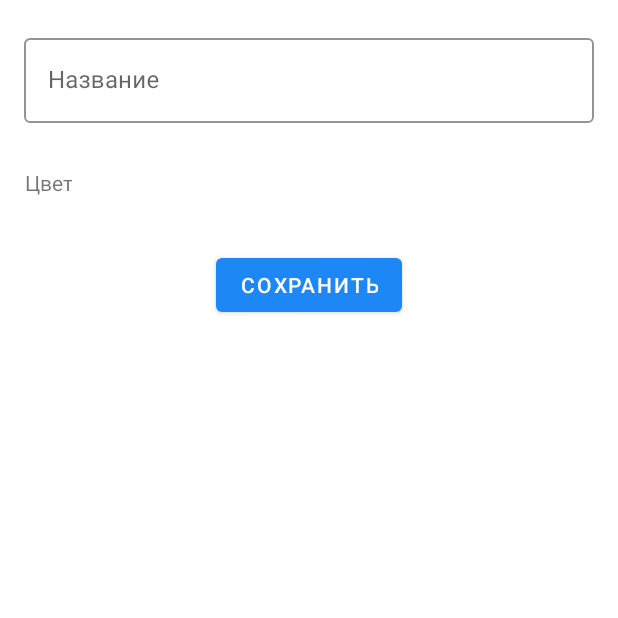
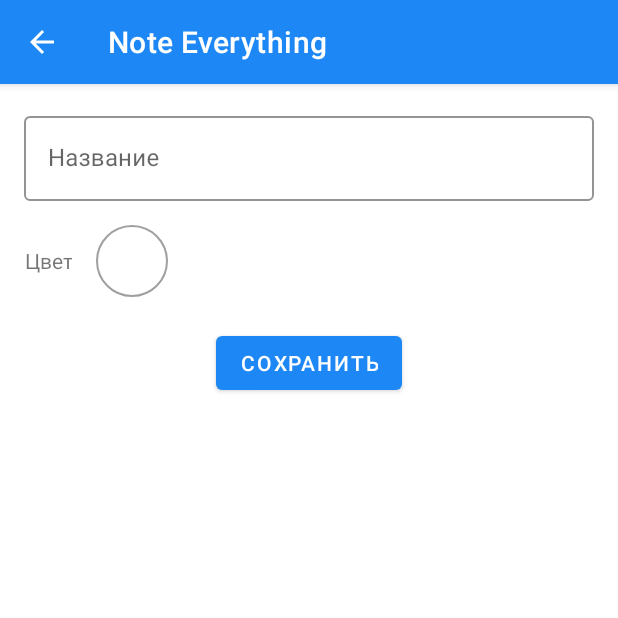
Before and after one commit to AndrewButch/Note_Everything, an Android app: the NoteListDetailFragment screen opened through its navigation route, on a phone screen of 412 x 824 dp, the top half of it. Run offline under Robolectric (Android 15) with nearby library versions, the phone set to English and light mode, and no system bars; our stand-ins replace Dagger/Hilt's generated code.

Commit message:
NoteListDetailFragment navigation

```diff
--- a/app/src/main/java/com/andrewbutch/noteeverything/framework/ui/BaseFragment.kt
+++ b/app/src/main/java/com/andrewbutch/noteeverything/framework/ui/BaseDetailFragment.kt
@@ -6,11 +6,9 @@ import android.view.View
 import android.view.ViewGroup
 import android.widget.Toast
 import androidx.annotation.LayoutRes
-import androidx.navigation.fragment.findNavController
-import com.andrewbutch.noteeverything.R
 import dagger.android.support.DaggerFragment
 
-open class BaseFragment(
+open class BaseDetailFragment(
     @LayoutRes private val layoutId: Int
 ) : DaggerFragment() {
 
@@ -30,7 +28,4 @@ open class BaseFragment(
         Toast.makeText(requireContext(), msg, Toast.LENGTH_SHORT).show()
     }
 
-    fun navToNotesList() {
-        findNavController().navigate(R.id.action_noteDetailFragment_to_notesFragment)
-    }
 }
--- a/app/src/main/java/com/andrewbutch/noteeverything/framework/ui/notedetail/NoteDetailFragment.kt
+++ b/app/src/main/java/com/andrewbutch/noteeverything/framework/ui/notedetail/NoteDetailFragment.kt
@@ -9,13 +9,13 @@ import android.view.MenuItem
 import android.view.View
 import android.widget.TextView
 import androidx.appcompat.app.AppCompatActivity
+import androidx.navigation.fragment.findNavController
 import com.andrewbutch.noteeverything.R
 import com.andrewbutch.noteeverything.business.domain.model.Note
-import com.andrewbutch.noteeverything.framework.ui.BaseFragment
+import com.andrewbutch.noteeverything.framework.ui.BaseDetailFragment
 import kotlinx.android.synthetic.main.fragment_note_detail.*
 
-class NoteDetailFragment : BaseFragment(
-    R.layout.fragment_note_detail) {
+class NoteDetailFragment : BaseDetailFragment(R.layout.fragment_note_detail) {
 
 
     override fun onViewCreated(view: View, savedInstanceState: Bundle?) {
@@ -61,7 +61,9 @@ class NoteDetailFragment : BaseFragment(
     }
 
 
-
+    private fun navToNotesList() {
+        findNavController().navigate(R.id.action_noteDetailFragment_to_notesFragment)
+    }
 
 
 }
--- a/app/src/main/java/com/andrewbutch/noteeverything/framework/ui/notelistdetail/NoteListDetailFragment.kt
+++ b/app/src/main/java/com/andrewbutch/noteeverything/framework/ui/notelistdetail/NoteListDetailFragment.kt
@@ -1,30 +1,31 @@
 package com.andrewbutch.noteeverything.framework.ui.notelistdetail
 
 import android.graphics.Color
+import android.graphics.PorterDuff
 import android.os.Bundle
-import android.view.LayoutInflater
 import android.view.View
-import android.view.ViewGroup
 import android.widget.TextView
-import android.widget.Toast
+import androidx.appcompat.app.AppCompatActivity
 import androidx.navigation.fragment.findNavController
 import com.andrewbutch.noteeverything.R
 import com.andrewbutch.noteeverything.business.domain.model.NoteList
-import dagger.android.support.DaggerFragment
+import com.andrewbutch.noteeverything.framework.ui.BaseDetailFragment
 import kotlinx.android.synthetic.main.fragment_note_list_detail.*
 
-class NoteListDetailFragment : DaggerFragment() {
+class NoteListDetailFragment : BaseDetailFragment(R.layout.fragment_note_list_detail) {
 
-    override fun onCreateView(
-        inflater: LayoutInflater, container: ViewGroup?,
-        savedInstanceState: Bundle?
-    ): View? {
-        return inflater.inflate(R.layout.fragment_note_list_detail, container, false)
+    override fun onViewCreated(view: View, savedInstanceState: Bundle?) {
+        setupUI()
+        saveBtn.setOnClickListener { navToNotesList() }
     }
 
-    override fun onViewCreated(view: View, savedInstanceState: Bundle?) {
+    private fun setupUI() {
+        // Toolbar
+        (requireActivity() as AppCompatActivity).setSupportActionBar(toolbar)
+        toolbar.setNavigationOnClickListener { navToNotesList() }
+
+        // handle Bundle and init fields
         getSelectedNoteListFromArguments()
-        saveBtn.setOnClickListener { navToNotesList() }
     }
 
     private fun getSelectedNoteListFromArguments() {
@@ -32,13 +33,11 @@ class NoteListDetailFragment : DaggerFragment() {
             val noteList = args.getParcelable("NOTE_LIST_DETAIL_SELECTED_NOTE_BUNDLE_KEY") as NoteList?
             noteList?.let {
                 noteListTitle.setText(it.title, TextView.BufferType.EDITABLE)
-                noteListColorPicker.setBackgroundColor(Color.parseColor(it.color))
+                noteListColorPicker.background.setColorFilter(
+                    Color.parseColor(it.color),
+                    PorterDuff.Mode.MULTIPLY)
             }
         }
-    }
-
-    private fun showToast(msg: String) {
-        Toast.makeText(requireContext(), msg, Toast.LENGTH_SHORT).show()
     }
 
     private fun navToNotesList() {
--- a/app/src/main/java/com/andrewbutch/noteeverything/framework/ui/notes/NotesFragment.kt
+++ b/app/src/main/java/com/andrewbutch/noteeverything/framework/ui/notes/NotesFragment.kt
@@ -8,15 +8,16 @@ import android.widget.Toast
 import androidx.appcompat.app.ActionBarDrawerToggle
 import androidx.appcompat.app.AppCompatActivity
 import androidx.core.os.bundleOf
+import androidx.core.view.GravityCompat
 import androidx.lifecycle.ViewModelProviders
 import androidx.navigation.fragment.findNavController
-import androidx.navigation.ui.NavigationUI
 import androidx.recyclerview.widget.LinearLayoutManager
 import com.andrewbutch.noteeverything.R
 import com.andrewbutch.noteeverything.business.domain.model.Note
 import com.andrewbutch.noteeverything.business.domain.model.NoteList
 import com.andrewbutch.noteeverything.framework.datasource.NoteDataFactory
 import com.andrewbutch.noteeverything.framework.ui.notes.drawer.NavMenuAdapter
+import com.andrewbutch.noteeverything.framework.ui.utils.VerticalItemDecoration
 import dagger.android.support.DaggerFragment
 import kotlinx.android.synthetic.main.fragment_notes.*
 import kotlinx.android.synthetic.main.layout_fragment_notes_content.*
@@ -26,16 +27,10 @@ import javax.inject.Inject
 class NotesFragment :
     DaggerFragment(),
     NotesRecyclerAdapter.Interaction,
-    NavMenuAdapter.Interaction{
+    NavMenuAdapter.Interaction {
 
     lateinit var viewModel: NotesViewModel
-//
-//    @Inject
-//    lateinit var noteFactory: NoteFactory
-//
-//    @Inject
-//    lateinit var noteListFactory: NoteListFactory
-//
+
     @Inject
     lateinit var noteDataFactory: NoteDataFactory
 
@@ -49,9 +44,7 @@ class NotesFragment :
     override fun onViewCreated(view: View, savedInstanceState: Bundle?) {
         setupViews()
         setupNavDrawer()
-        notesFragmentFab.setOnClickListener { _ ->
-            showToast("Click fab")
-        }
+        notesFragmentFab.setOnClickListener { showToast("Click fab") }
     }
 
     private fun setupViews() {
@@ -79,14 +72,8 @@ class NotesFragment :
             layoutManager = LinearLayoutManager(requireContext())
             adapter = navMenuAdapter
         }
-//        navMenuAdapter.submitList(noteListFactory.createMultipleNoteList(20))
+        navRecyclerMenu.addItemDecoration(VerticalItemDecoration(30))
         navMenuAdapter.submitList(noteDataFactory.produceListOfNoteList())
-
-        NavigationUI.setupActionBarWithNavController(
-            requireActivity() as AppCompatActivity,
-            findNavController(),
-            drawer
-        )
     }
 
 
@@ -99,8 +86,7 @@ class NotesFragment :
             adapter = notesAdapter
             layoutManager = LinearLayoutManager(requireContext())
         }
-
-//        notesAdapter.submitList(noteFactory.createNoteList(20, "23"))
+        recycler.addItemDecoration(VerticalItemDecoration(30))
         notesAdapter.submitList(noteDataFactory.produceListOfNotes())
     }
 
@@ -120,6 +106,7 @@ class NotesFragment :
 
     private fun navToNoteDetail(selectedNote: Note) {
         val bundle = bundleOf("NOTE_DETAIL_SELECTED_NOTE_BUNDLE_KEY" to selectedNote)
+
         findNavController().navigate(
             R.id.action_notesFragment_to_noteDetailFragment,
             bundle
@@ -128,9 +115,11 @@ class NotesFragment :
 
     private fun navToNoteListDetail(selectedNoteList: NoteList) {
         val bundle = bundleOf("NOTE_LIST_DETAIL_SELECTED_NOTE_BUNDLE_KEY" to selectedNoteList)
+
         findNavController().navigate(
             R.id.action_notesFragment_to_noteListDetailFragment,
             bundle
         )
+        drawer.closeDrawer(GravityCompat.START)
     }
 }
--- /dev/null
+++ b/app/src/main/java/com/andrewbutch/noteeverything/framework/ui/utils/VerticalItemDecoration.kt
@@ -0,0 +1,16 @@
+package com.andrewbutch.noteeverything.framework.ui.utils
+
+import android.graphics.Rect
+import android.view.View
+import androidx.recyclerview.widget.RecyclerView
+
+class VerticalItemDecoration(private val verticalSpacing: Int) : RecyclerView.ItemDecoration() {
+    override fun getItemOffsets(
+        outRect: Rect,
+        view: View,
+        parent: RecyclerView,
+        state: RecyclerView.State
+    ) {
+        outRect.top = verticalSpacing
+    }
+}
--- a/app/src/main/res/layout/fragment_note_detail.xml
+++ b/app/src/main/res/layout/fragment_note_detail.xml
@@ -20,7 +20,6 @@
         android:orientation="vertical"
         app:layout_constraintGuide_end="@dimen/activity_vertical_margin" />
 
-
     <com.google.android.material.appbar.AppBarLayout
         android:id="@+id/appbar"
         android:layout_width="0dp"
@@ -38,12 +37,9 @@
             app:navigationIcon="@drawable/ic_arrow_back_24"
             app:titleTextColor="@color/background"
             tools:title="Hello world">
-
         </androidx.appcompat.widget.Toolbar>
 
-
     </com.google.android.material.appbar.AppBarLayout>
-
 
     <com.google.android.material.textfield.TextInputLayout
         android:id="@+id/titleContainer"
@@ -81,7 +77,6 @@
         app:layout_constraintStart_toStartOf="@+id/guideline"
         app:layout_constraintTop_toBottomOf="@id/titleContainer">
 
-
         <TextView
             android:id="@+id/textView3"
             android:layout_width="wrap_content"
@@ -95,9 +90,7 @@
             android:layout_width="48dp"
             android:layout_height="48dp"
             android:layout_marginStart="16dp"
-            android:background="@drawable/black_border">
-
-        </FrameLayout>
+            android:background="@drawable/black_border"/>
 
     </LinearLayout>
 
--- a/app/src/main/res/layout/fragment_note_list_detail.xml
+++ b/app/src/main/res/layout/fragment_note_list_detail.xml
@@ -1,19 +1,57 @@
 <?xml version="1.0" encoding="utf-8"?>
-<LinearLayout xmlns:android="http://schemas.android.com/apk/res/android"
+<androidx.constraintlayout.widget.ConstraintLayout xmlns:android="http://schemas.android.com/apk/res/android"
     xmlns:app="http://schemas.android.com/apk/res-auto"
+    xmlns:tools="http://schemas.android.com/tools"
     android:layout_width="match_parent"
     android:layout_height="match_parent"
-    android:layout_marginTop="20dp"
-    android:orientation="vertical"
-    android:paddingLeft="16dp"
-    android:paddingRight="16dp">
+    android:orientation="vertical">
+
+    <androidx.constraintlayout.widget.Guideline
+        android:id="@+id/guideline"
+        android:layout_width="wrap_content"
+        android:layout_height="wrap_content"
+        android:orientation="vertical"
+        app:layout_constraintGuide_begin="@dimen/activity_vertical_margin" />
+
+    <androidx.constraintlayout.widget.Guideline
+        android:id="@+id/guideline2"
+        android:layout_width="wrap_content"
+        android:layout_height="wrap_content"
+        android:orientation="vertical"
+        app:layout_constraintGuide_end="@dimen/activity_vertical_margin" />
+
+    <com.google.android.material.appbar.AppBarLayout
+        android:id="@+id/appbar"
+        android:layout_width="0dp"
+        android:layout_height="wrap_content"
+        android:theme="@style/ThemeOverlay.AppCompat.Dark.ActionBar"
+        app:layout_constraintEnd_toEndOf="parent"
+        app:layout_constraintStart_toStartOf="parent"
+        app:layout_constraintTop_toTopOf="parent">
+
+        <androidx.appcompat.widget.Toolbar
+            android:id="@+id/toolbar"
+            android:layout_width="match_parent"
+            android:layout_height="?attr/actionBarSize"
+            app:layout_scrollFlags="scroll|enterAlways|snap"
+            app:navigationIcon="@drawable/ic_arrow_back_24"
+            app:titleTextColor="@color/background"
+            tools:title="Hello world">
+        </androidx.appcompat.widget.Toolbar>
+
+    </com.google.android.material.appbar.AppBarLayout>
 
     <com.google.android.material.textfield.TextInputLayout
+        android:id="@+id/titleContainer"
         style="@style/Widget.MaterialComponents.TextInputLayout.OutlinedBox"
-        android:layout_width="match_parent"
+        android:layout_width="0dp"
         android:layout_height="wrap_content"
-        android:hint="@string/list_title_hint"
-        app:boxStrokeColor="@color/colorPrimary">
+        android:layout_marginTop="16dp"
+        android:hint="@string/note_title_hint"
+        app:boxStrokeColor="@color/colorPrimary"
+        app:layout_constraintEnd_toStartOf="@+id/guideline2"
+        app:layout_constraintStart_toStartOf="@+id/guideline"
+        app:layout_constraintTop_toBottomOf="@id/appbar">
 
         <com.google.android.material.textfield.TextInputEditText
             android:id="@+id/noteListTitle"
@@ -29,12 +67,15 @@
 
 
     <LinearLayout
-        android:layout_width="match_parent"
+        android:id="@+id/colorPickerContainer"
+        android:layout_width="0dp"
         android:layout_height="48dp"
         android:layout_gravity="center_horizontal"
         android:layout_marginTop="16dp"
-        android:orientation="horizontal">
-
+        android:orientation="horizontal"
+        app:layout_constraintEnd_toStartOf="@+id/guideline2"
+        app:layout_constraintStart_toStartOf="@+id/guideline"
+        app:layout_constraintTop_toBottomOf="@id/titleContainer">
 
         <TextView
             android:id="@+id/textView3"
@@ -49,9 +90,7 @@
             android:layout_width="48dp"
             android:layout_height="48dp"
             android:layout_marginStart="16dp"
-            android:background="@color/background">
-
-        </FrameLayout>
+            android:background="@drawable/black_border"/>
 
     </LinearLayout>
 
@@ -62,6 +101,10 @@
         android:layout_height="wrap_content"
         android:layout_gravity="center_horizontal"
         android:layout_marginTop="20dp"
-        android:text="@string/save_btn_text" />
+        android:text="@string/save_btn_text"
+        app:layout_constraintEnd_toStartOf="@+id/guideline2"
+        app:layout_constraintStart_toStartOf="@+id/guideline"
+        app:layout_constraintTop_toBottomOf="@id/colorPickerContainer" />
 
-</LinearLayout>
+
+</androidx.constraintlayout.widget.ConstraintLayout>
--- a/app/src/main/res/layout/note_item.xml
+++ b/app/src/main/res/layout/note_item.xml
@@ -4,9 +4,6 @@
     xmlns:tools="http://schemas.android.com/tools"
     android:layout_width="match_parent"
     android:layout_height="wrap_content"
-    android:layout_marginLeft="16dp"
-    android:layout_marginRight="16dp"
-    android:layout_marginBottom="16dp"
     android:elevation="8dp"
     android:focusable="true"
     android:foreground="?android:attr/selectableItemBackground">
@@ -20,6 +17,7 @@
             android:id="@+id/color_indicator"
             android:layout_width="4dp"
             android:layout_height="match_parent"
+            android:layout_marginLeft="4dp"
             tools:background="@color/colorError">
         </FrameLayout>
 
```
Also changed, not shown: app/src/main/java/com/andrewbutch/noteeverything/framework/ui/MainActivity.kt (+0 -20 lines).
